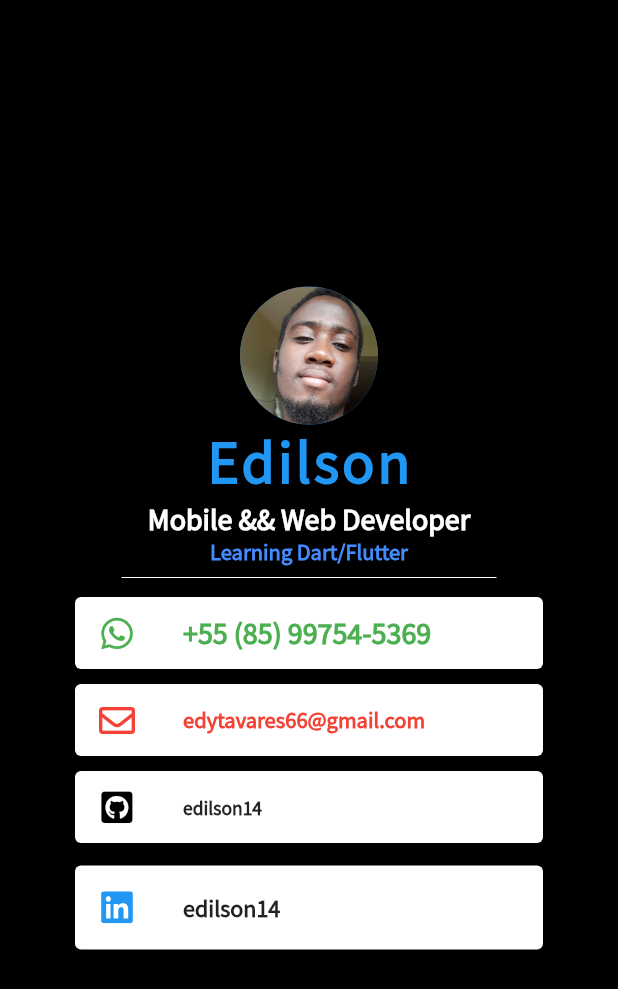
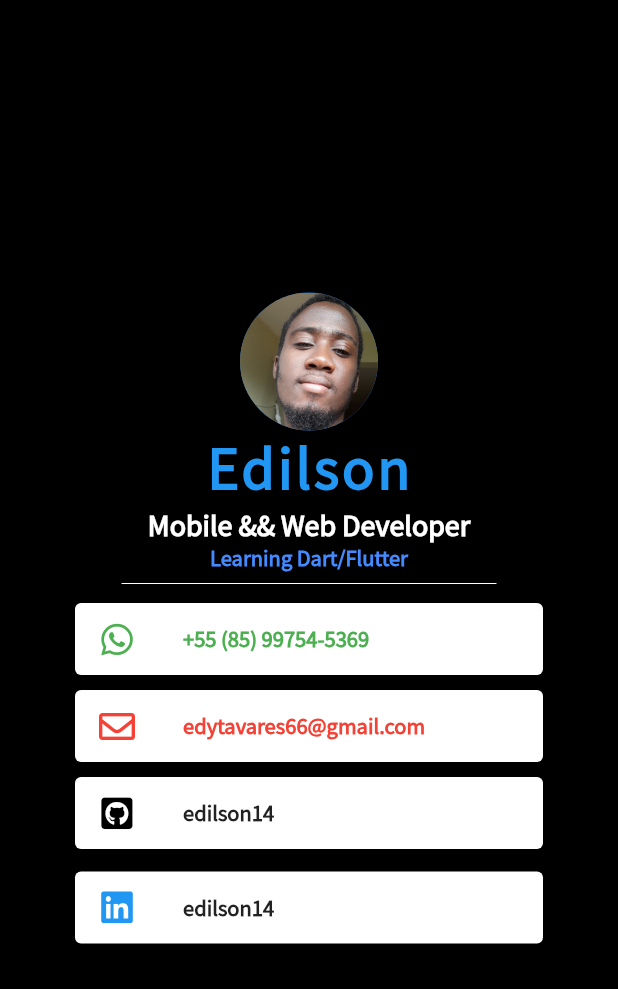
Before and after one commit to edilson14/mi_card_flutter, a Flutter app: the screen it shows after launch, on a phone screen of 412 x 824 dp. Shown: the top 989 px of the screen. Run offline on Flutter 3.47's test engine with Material 2 defaults, Android fonts, the phone set to English and light mode, and no system bars; our stand-ins replace font_awesome_flutter.

Commit message:
componetização

```diff
--- a/lib/main.dart
+++ b/lib/main.dart
@@ -67,7 +67,7 @@ class MiCard extends StatelessWidget {
                       fontFamily: 'Source Sans Pro',
                       fontWeight: FontWeight.bold,
                       color: Colors.green,
-                      fontSize: 20,
+                      fontSize: 15.0,
                     ),
                   ),
                   dense: true,
@@ -95,6 +95,7 @@ class MiCard extends StatelessWidget {
               Card(
                 margin: EdgeInsets.symmetric(horizontal: 50, vertical: 5),
                 child: ListTile(
+                  dense: true,
                   leading: Icon(
                     FontAwesomeIcons.githubSquare,
                     color: Colors.black,
@@ -104,15 +105,16 @@ class MiCard extends StatelessWidget {
                     style: TextStyle(
                       fontFamily: 'Source Sans Pro',
                       fontWeight: FontWeight.bold,
+                      fontSize: 15.0,
                     ),
                   ),
-                  dense: true,
+//                  dense: true,
                 ),
               ),
               Card(
                 margin: EdgeInsets.fromLTRB(50, 10, 50, 0),
                 child: ListTile(
-                    // padding: EdgeInsets.all(10),
+                  dense: true,
                   leading: Icon(
                     FontAwesomeIcons.linkedin,
                     color: Colors.blue,
@@ -122,8 +124,10 @@ class MiCard extends StatelessWidget {
                     style: TextStyle(
                       fontWeight: FontWeight.bold,
                       fontFamily: 'Source Sans Pro',
+                      fontSize: 15.0,
                     ),
-                    )),
+                  ),
+                ),
               ),
             ],
           ),
--- a/pubspec.yaml
+++ b/pubspec.yaml
@@ -24,7 +24,6 @@ flutter:
 
   assets:
     - images/
-
   fonts:
   - family: Source Sans Pro
     fonts:
```
Also changed, not shown: lib/widget/conatc.dart (added, +12 -0 lines). Lines whose indentation alone changed are shown as unchanged.
